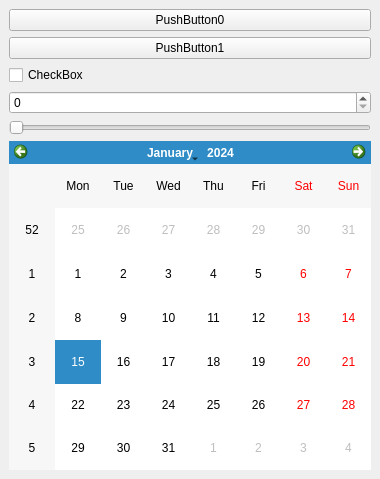
Above: SamplePlugin.ui from AnonymousGeniusProgrammer/RWStudioPlugin before the change. Below: the same form after it.
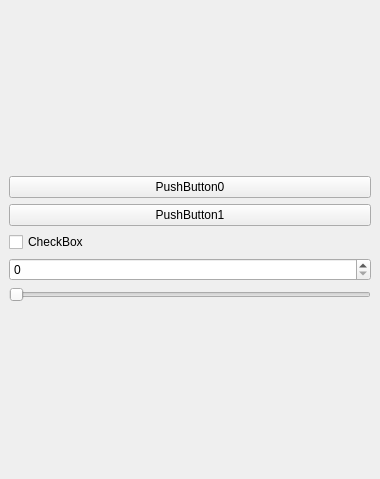
That is the form after the change.

What changed in the file:
```diff
--- a/SamplePlugin.ui
+++ b/SamplePlugin.ui
@@ -47,9 +47,6 @@
         </property>
        </widget>
       </item>
-      <item>
-       <widget class="QCalendarWidget" name="_calendar" />
-      </item>
      </layout>
     </item>
    </layout>
```
Left out of the diff: 33 changed lines with no effect on the pictures.
